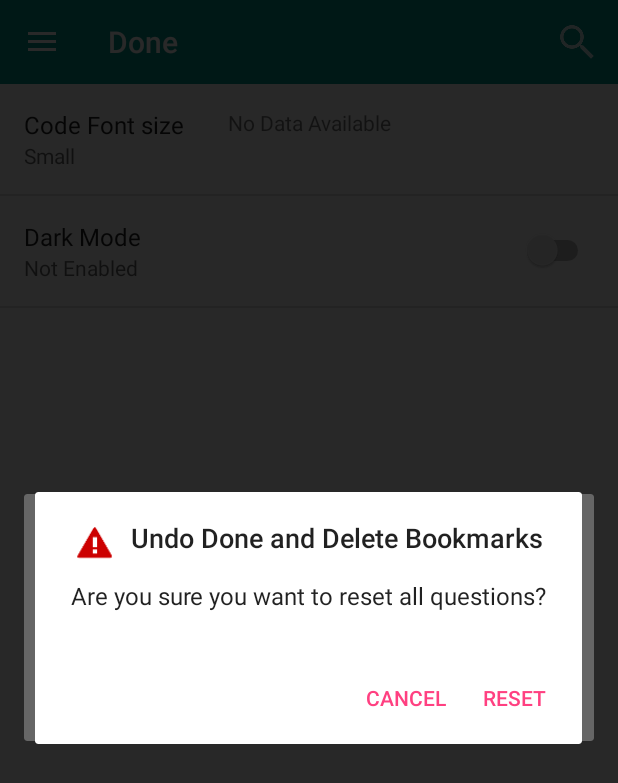
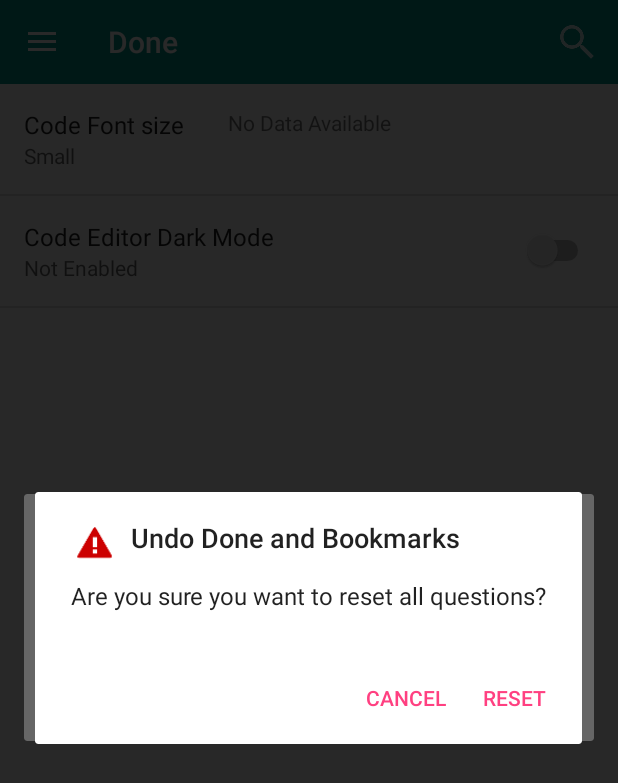
Before and after one commit to aggarwalankush/Interview2go, an Android app: the fragment SettingsFragment placed in its activity, in the side drawer, after a tap on "Reset", on a phone screen of 412 x 824 dp. Shown: the top 783 px of the screen. Run offline under Robolectric (Android 15) with nearby library versions, the phone set to English and light mode, and no system bars.

Commit message:
some strings wording changes

```diff
--- a/app/src/main/java/com/aggarwalankush/interview2go/QuestionActivityFragment.java
+++ b/app/src/main/java/com/aggarwalankush/interview2go/QuestionActivityFragment.java
@@ -116,6 +116,9 @@ public class QuestionActivityFragment extends Fragment implements LoaderManager.
 
         ItemTouchHelper.SimpleCallback simpleCallback =
                 new ItemTouchHelper.SimpleCallback(0, ItemTouchHelper.LEFT | ItemTouchHelper.RIGHT) {
+
+
+
                     @Override
                     public boolean onMove(RecyclerView recyclerView, ViewHolder viewHolder, ViewHolder target) {
                         return false;
--- a/app/src/main/java/com/aggarwalankush/interview2go/QuestionAdapter.java
+++ b/app/src/main/java/com/aggarwalankush/interview2go/QuestionAdapter.java
@@ -82,6 +82,8 @@ public class QuestionAdapter extends RecyclerView.Adapter<QuestionAdapterViewHol
             int question_index = mCursor.getColumnIndex(InterviewEntry.COLUMN_QUESTION);
             mClickHandler.onClick(mCursor.getString(question_index), this);
         }
+
+
     }
 
 
--- a/app/src/main/java/com/aggarwalankush/interview2go/RateActivity.java
+++ b/app/src/main/java/com/aggarwalankush/interview2go/RateActivity.java
@@ -28,7 +28,7 @@ public class RateActivity {
         try {
             str = paramContext.getPackageManager().getPackageInfo(paramContext.getPackageName(), 0).versionName;
             localIntent.putExtra(Intent.EXTRA_SUBJECT, "Feedback for Your Android App");
-            localIntent.putExtra(Intent.EXTRA_TEXT, "\n\n----------------------------------\n Device OS: Android \n Device OS version: " +
+            localIntent.putExtra(Intent.EXTRA_TEXT, "\n\n--Type feedback here--\n\n----------------------------------\n Device OS: Android \n Device OS version: " +
                     Build.VERSION.RELEASE + "\n App Version: " + str + "\n Device Brand: " + Build.BRAND +
                     "\n Device Model: " + Build.MODEL + "\n Device Manufacturer: " + Build.MANUFACTURER);
             paramContext.startActivity(Intent.createChooser(localIntent, "Choose an Email client :"));
--- a/app/src/main/res/values/strings.xml
+++ b/app/src/main/res/values/strings.xml
@@ -39,7 +39,7 @@
 
     <!-- Strings related to Dark Mode Enabled preference -->
     <string name="pref_enable_darkMode_key" translatable="false">enable_darkMode</string>
-    <string name="pref_enable_darkMode_label">Dark Mode</string>
+    <string name="pref_enable_darkMode_label">Code Editor Dark Mode</string>
     <string name="pref_enable_darkMode_true">Enabled</string>
     <string name="pref_enable_darkMode_false">Not Enabled</string>
     <string name="pref_enable_darkMode_default" translatable="false">false</string>
@@ -81,7 +81,7 @@
     <string name="activity_type_key">activity_type</string>
 
     <!-- Reset alert -->
-    <string name="reset_alert_title">Undo Done and Delete Bookmarks</string>
+    <string name="reset_alert_title">Undo Done and Bookmarks</string>
     <string name="reset_alert_message">Are you sure you want to reset all questions?</string>
     <string name="reset_alert_positive_label">Reset</string>
     <string name="reset_alert_negative_label">Cancel</string>
```
